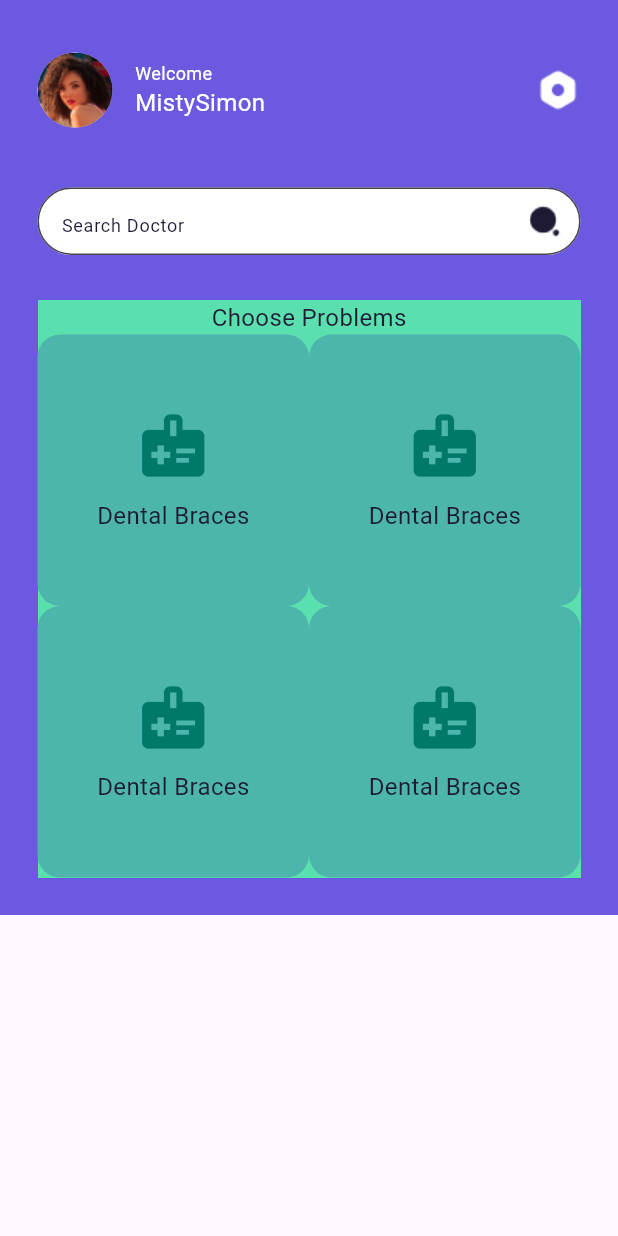
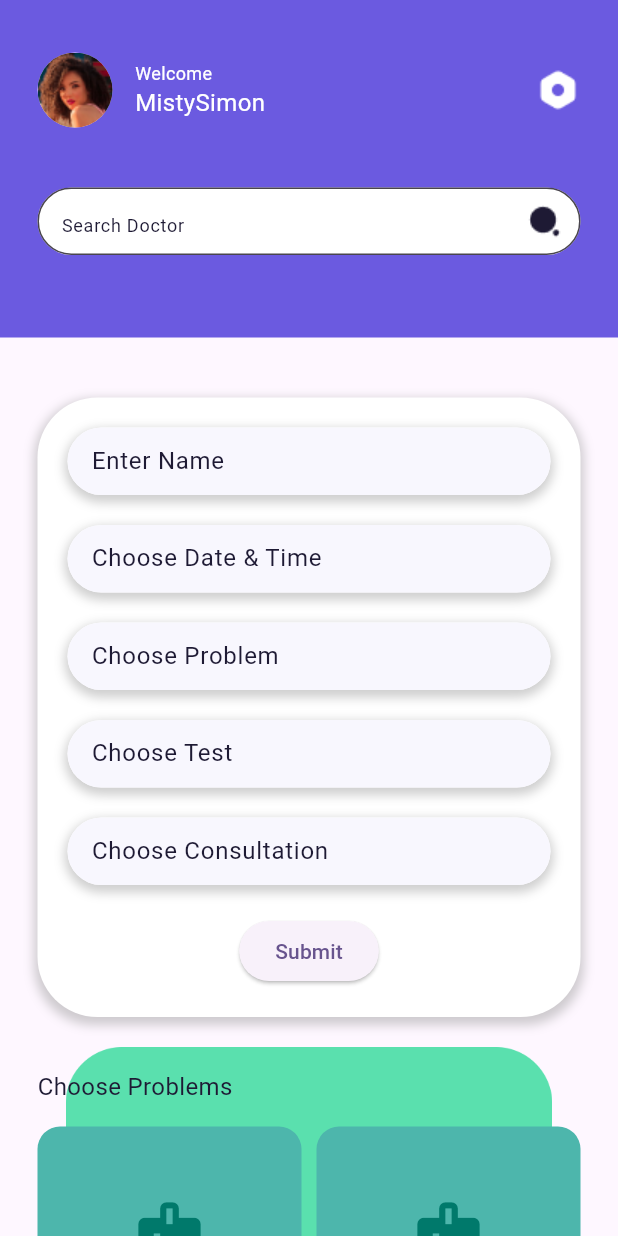
Before and after one commit to vshal9921/iDoctor, a Flutter app: the screen it shows after launch, on a phone screen of 412 x 824 dp. Run offline on Flutter 3.47's test engine with Material 3 defaults, Android fonts, the phone set to English and light mode, and no system bars.

Commit message:
Form textfield set

```diff
--- a/lib/resources/my_styles.dart
+++ b/lib/resources/my_styles.dart
@@ -36,4 +36,17 @@ class MyStyle{
     ),
     suffixIcon: Image.asset("images/search.png", height: 23.0, width: 23.0),
   );
+
+  static BoxDecoration shadowDecoration = BoxDecoration(
+    color: Colors.white,
+        borderRadius: BorderRadius.circular(40.0),
+        boxShadow: [
+          BoxShadow(
+            color: Colors.grey.withOpacity(0.5),
+            spreadRadius: 2,
+            blurRadius: 5,
+            offset: Offset(0, 3),
+          ),
+        ],
+  );
 }
--- a/lib/ui/choose_problems.dart
+++ b/lib/ui/choose_problems.dart
@@ -11,32 +11,25 @@ class ChooseProblems extends StatelessWidget {
       decoration: const BoxDecoration(
         image: DecorationImage(
           image: AssetImage("images/rect_green.png"),
-          fit: BoxFit.cover)
+          )
       ),
+      child: Padding(
+        padding: const EdgeInsets.fromLTRB(25.0, 15.0, 25.0, 15.0),
         child: Column(
+          crossAxisAlignment: CrossAxisAlignment.start,
           children: [
-          Text("Choose Problems", style: MyStyle.textProblem,),
+            const Text("Choose Problems", style: MyStyle.textProblem,),
+            const SizedBox(height: 15.0,),
             GridView.builder(
-            physics: NeverScrollableScrollPhysics(),
+              physics: const NeverScrollableScrollPhysics(),
               shrinkWrap: true,
-            gridDelegate: SliverGridDelegateWithFixedCrossAxisCount(crossAxisCount: 2),
+              gridDelegate: const SliverGridDelegateWithFixedCrossAxisCount(
+                crossAxisCount: 2, mainAxisSpacing: 10.0, crossAxisSpacing: 10.0),
               itemBuilder: (_, index) => ProblemCard(),
               itemCount: 4,
              ),
-
-          // Row(
-          //   children: [
-          //     ProblemCard(),
-          //     ProblemCard()
-          //   ],
-          // ),
-          // Row(
-          //   children: [
-          //     ProblemCard(),
-          //     ProblemCard()
-          //   ],
-          // )
           ],
+        ),
       )
 
     );
--- /dev/null
+++ b/lib/ui/custom_textfield.dart
@@ -0,0 +1,35 @@
+import 'package:flutter/material.dart';
+import 'package:i_doctor/resources/my_colors.dart';
+import 'package:i_doctor/resources/my_styles.dart';
+
+class CustomTextField extends StatelessWidget {
+  final String label;
+
+  const CustomTextField({required this.label});
+
+  @override
+  Widget build(BuildContext context) {
+    return Container(
+      height: 45.0,
+      decoration: MyStyle.shadowDecoration,
+      child: TextFormField(
+        decoration: InputDecoration(
+          filled: true,
+          fillColor: MyColors.backTextField,
+          labelText: label,
+          labelStyle: MyStyle.textProblem,
+          border: OutlineInputBorder(
+            borderRadius: BorderRadius.circular(30.0),
+            borderSide: BorderSide.none
+          ),
+        ),
+        validator: (value) {
+          if (value == null || value.isEmpty) {
+            return 'Please enter some text';
+          }
+          return null;
+        },
+      ),
+    );
+  }
+}
--- a/lib/ui/form.dart
+++ b/lib/ui/form.dart
@@ -0,0 +1,38 @@
+import 'package:flutter/material.dart';
+import 'package:i_doctor/resources/my_styles.dart';
+import 'custom_textfield.dart';
+
+class RoundedForm extends StatelessWidget {
+  const RoundedForm({super.key});
+
+   @override
+  Widget build(BuildContext context) {
+    return Container(
+      margin: const EdgeInsets.fromLTRB(25.0, 40.0, 25.0, 20.0),
+      padding: const EdgeInsets.all(20.0),
+      decoration: MyStyle.shadowDecoration,
+      child: Form(
+        child: Column(
+          children: [
+            const CustomTextField(label: "Enter Name", ),
+            const SizedBox(height: 20.0),
+            const CustomTextField(label: "Choose Date & Time"),
+            const SizedBox(height: 20.0),
+            const CustomTextField(label: "Choose Problem"),
+            const SizedBox(height: 20.0),
+            const CustomTextField(label: "Choose Test"),
+            const SizedBox(height: 20.0),
+            const CustomTextField(label: "Choose Consultation"),
+            const SizedBox(height: 20.0),
+            ElevatedButton(
+              onPressed: () {
+
+              },
+              child: Text('Submit'),
+            ),
+          ],
+        ),
+      ),
+    );
+  }
+}
--- a/lib/ui/home_widget.dart
+++ b/lib/ui/home_widget.dart
@@ -2,7 +2,9 @@ import 'package:flutter/material.dart';
 import 'package:i_doctor/resources/my_colors.dart';
 import 'package:i_doctor/resources/my_styles.dart';
 import 'package:i_doctor/ui/choose_problems.dart';
+import 'package:i_doctor/ui/form.dart';
 import 'package:i_doctor/ui/problem_card.dart';
+import 'top_widget.dart';
 
 class HomeWidget extends StatelessWidget {
   const HomeWidget({super.key});
@@ -10,47 +12,13 @@ class HomeWidget extends StatelessWidget {
   @override
   Widget build(BuildContext context) {
     return SingleChildScrollView(
-      child: Container(
-        padding: const EdgeInsets.all(25.0),
-        color: MyColors.blue,
-        child: Column(
-          mainAxisAlignment: MainAxisAlignment.start,
-          crossAxisAlignment: CrossAxisAlignment.center,
-          children: [
-            Row(
-              children: [
-                const CircleAvatar(
-                  radius: 25,
-                  foregroundImage: AssetImage("images/profile.png"),
-                ),
-                const Padding(
-                  padding: EdgeInsets.all(15.0),
-                  child: Column(
-                    mainAxisAlignment: MainAxisAlignment.start,
-                    crossAxisAlignment: CrossAxisAlignment.start,
-                    children: [
-                      Text("Welcome", style: MyStyle.textTop,),
-                      Text("MistySimon", style: MyStyle.textHeader,),
-                    ],
-                  ),
-                ),
-                const Spacer(),
-                Image.asset("images/setting.png",),
-              ],
-            ),
-            const SizedBox(height: 30.0,),
-            SizedBox(
-              height: 45.0,
-              child: TextField(
-                decoration: MyStyle.searchField,
-              ),
-            ),
-            const SizedBox(height: 30.0,),
-            ChooseProblems()
-
-          ],
-        ),
-      ),
+      child: Column(
+        children: [
+          TopWidget(),
+          RoundedForm(),
+          ChooseProblems()
+        ],
+      )
     );
   }
 }
--- /dev/null
+++ b/lib/ui/top_widget.dart
@@ -0,0 +1,54 @@
+import 'package:flutter/material.dart';
+
+import '../resources/my_colors.dart';
+import '../resources/my_styles.dart';
+
+class TopWidget extends StatelessWidget {
+  const TopWidget({
+    super.key,
+  });
+
+  @override
+  Widget build(BuildContext context) {
+    return Container(
+      padding: const EdgeInsets.all(25.0),
+      color: MyColors.blue,
+      child: Column(
+        mainAxisAlignment: MainAxisAlignment.start,
+        crossAxisAlignment: CrossAxisAlignment.center,
+        children: [
+          Row(
+            children: [
+              const CircleAvatar(
+                radius: 25,
+                foregroundImage: AssetImage("images/profile.png"),
+              ),
+              const Padding(
+                padding: EdgeInsets.all(15.0),
+                child: Column(
+                  mainAxisAlignment: MainAxisAlignment.start,
+                  crossAxisAlignment: CrossAxisAlignment.start,
+                  children: [
+                    Text("Welcome", style: MyStyle.textTop,),
+                    Text("MistySimon", style: MyStyle.textHeader,),
+                  ],
+                ),
+              ),
+              const Spacer(),
+              Image.asset("images/setting.png",),
+            ],
+          ),
+          const SizedBox(height: 30.0,),
+          SizedBox(
+            height: 45.0,
+            child: TextField(
+              decoration: MyStyle.searchField,
+            ),
+          ),
+          const SizedBox(height: 30.0,),
+
+        ],
+      ),
+    );
+  }
+}
```
Also changed, not shown: images/rect_green.png. Lines whose indentation alone changed are shown as unchanged.
